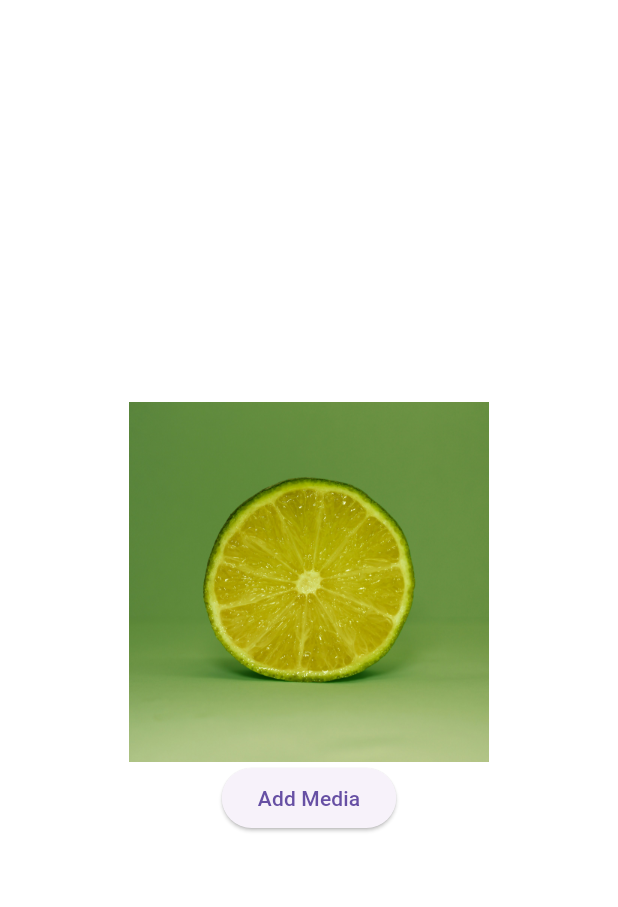
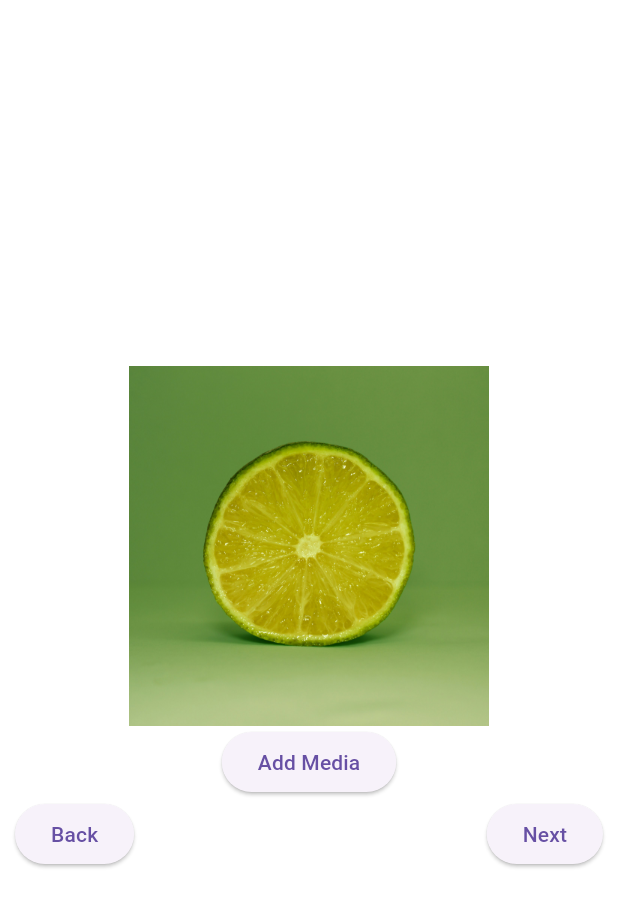
Before and after one commit to WillingDev0812/Blend, a Flutter app: the PostingMediaPage screen opened by its route, on a phone screen of 412 x 824 dp. Shown: the top 907 px of the screen. Run offline on Flutter 3.47's test engine with Material 3 defaults, Android fonts, the light colour scheme and no system bars; our stand-ins replace curved_navigation_bar, firebase_auth, firebase_core, google_sign_in, image_picker; accounts and stored records are empty; network calls fail.

Commit message:
connected all the posting pages throughh their next and back buttons

```diff
--- a/blend/lib/main.dart
+++ b/blend/lib/main.dart
@@ -68,7 +68,10 @@ class _MyAppState extends State<MyApp> {
             PostingPlatformsPage(),
             AnalyticsPage(),
             ProfilePage(),
-            LoginPage()
+            LoginPage(),
+            PostingMediaPage(),
+            PostingCaptionPage(),
+
           ],
         ),
         bottomNavigationBar: CurvedNavigationBar(
--- a/blend/lib/pages/navPages/posting/caption.dart
+++ b/blend/lib/pages/navPages/posting/caption.dart
@@ -33,6 +33,7 @@ class PostingCaptionPage extends StatelessWidget {
                 print('We want to go back!');
                 provider.postCaption = controller.text;
                 print(provider.postCaption);
+                provider.goToNavPage(5);
               },
             ),
             ElevatedButton(
--- a/blend/lib/pages/navPages/posting/media.dart
+++ b/blend/lib/pages/navPages/posting/media.dart
@@ -2,10 +2,7 @@ import 'package:flutter/material.dart';
 import 'package:provider/provider.dart';
 import 'package:blend/global_provider.dart';
 
-
 class PostingMediaPage extends StatelessWidget {
-
-
   @override
   Widget build(BuildContext context) {
     final provider = Provider.of<GlobalProvider>(context);
@@ -21,11 +18,35 @@ class PostingMediaPage extends StatelessWidget {
               provider.selectImage();
             },
           ),
+          Container(
+            margin: EdgeInsets.only(right: 10.0, left: 10.0),
+            child: Row(
+              mainAxisAlignment: MainAxisAlignment.end,
+              children: [
+                ElevatedButton(
+                  child: Text('Back'),
+                  onPressed: () {
+                    print('We want to go back!');
+                    provider.goToPage(1);
+                  },
+                ),
+                Spacer(),
+                ElevatedButton(
+                  child: Text('Next'),
+                  onPressed: () {
+                    print('We want to go next!');
+                    provider.goToPage(6);
+                  },
+                ),
+              ],
+            ),
+          ),
         ],
       ),
     );
   }
 }
+
 class ImageContainer extends StatelessWidget {
   const ImageContainer({super.key, required this.imgPath});
 
```
Also changed, not shown: blend/lib/pages/navPages/posting/platforms.dart (+4 -3 lines).
